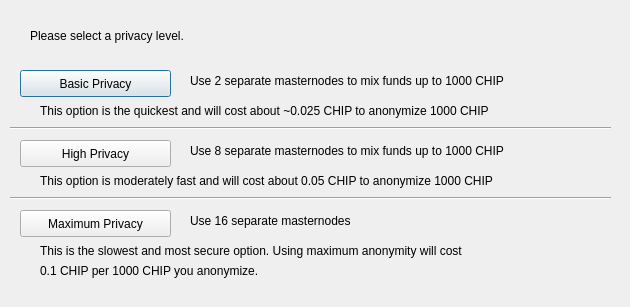
Above: src/qt/forms/darksendconfig.ui from dashpay/dash before the change. Below: the same form after it.
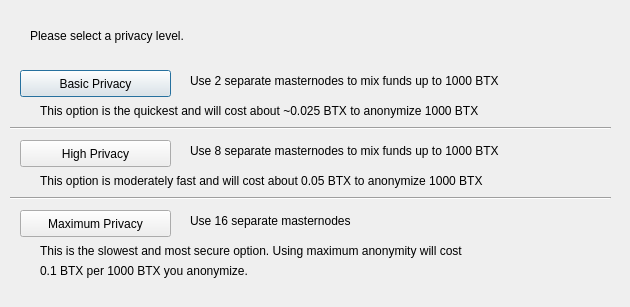
That is the form after the change.

```diff
--- a/src/qt/forms/darksendconfig.ui
+++ b/src/qt/forms/darksendconfig.ui
@@ -75,7 +75,7 @@
     </rect>
    </property>
    <property name="text">
-    <string>Use 2 separate masternodes to mix funds up to 1000 CHIP</string>
+    <string>Use 2 separate masternodes to mix funds up to 1000 BTX</string>
    </property>
   </widget>
   <widget class="QLabel" name="label_3">
@@ -88,7 +88,7 @@
     </rect>
    </property>
    <property name="text">
-    <string>Use 8 separate masternodes to mix funds up to 1000 CHIP</string>
+    <string>Use 8 separate masternodes to mix funds up to 1000 BTX</string>
    </property>
   </widget>
   <widget class="QLabel" name="label_4">
@@ -114,7 +114,7 @@
     </rect>
    </property>
    <property name="text">
-    <string>This option is the quickest and will cost about ~0.025 CHIP to anonymize 1000 CHIP</string>
+    <string>This option is the quickest and will cost about ~0.025 BTX to anonymize 1000 BTX</string>
    </property>
   </widget>
   <widget class="QLabel" name="label_7">
@@ -127,7 +127,7 @@
     </rect>
    </property>
    <property name="text">
-    <string>This option is moderately fast and will cost about 0.05 CHIP to anonymize 1000 CHIP</string>
+    <string>This option is moderately fast and will cost about 0.05 BTX to anonymize 1000 BTX</string>
    </property>
   </widget>
   <widget class="QLabel" name="label_8">
@@ -153,7 +153,7 @@
     </rect>
    </property>
    <property name="text">
-    <string>0.1 CHIP per 1000 CHIP you anonymize.</string>
+    <string>0.1 BTX per 1000 BTX you anonymize.</string>
    </property>
   </widget>
   <widget class="Line" name="line">
```
